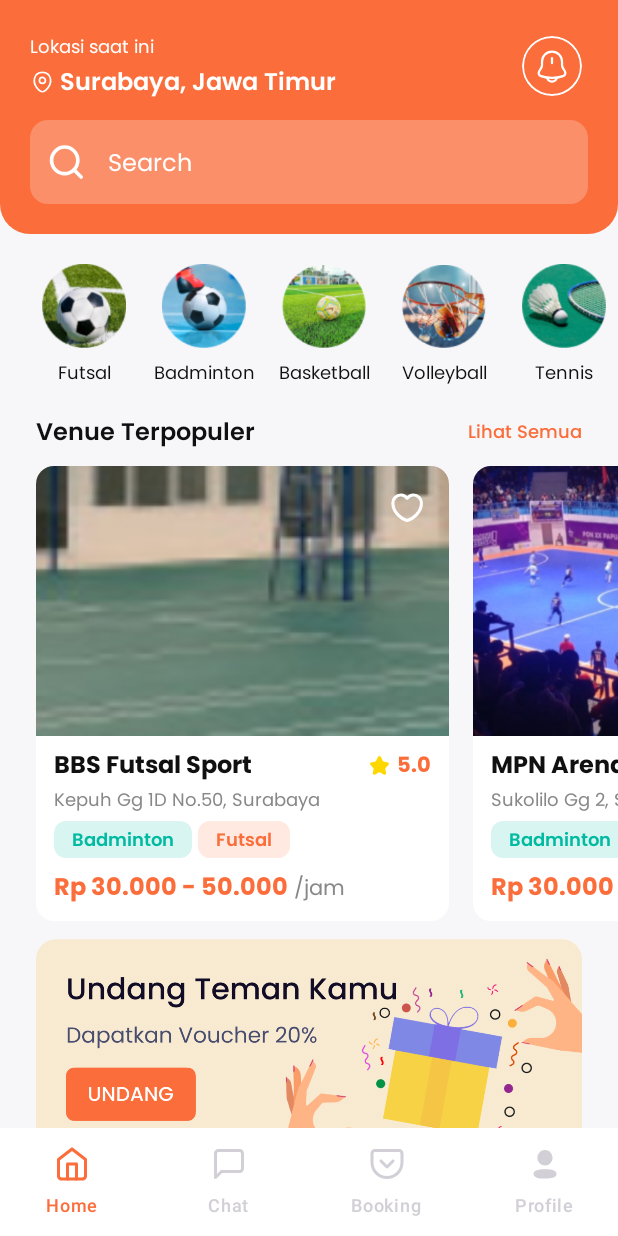
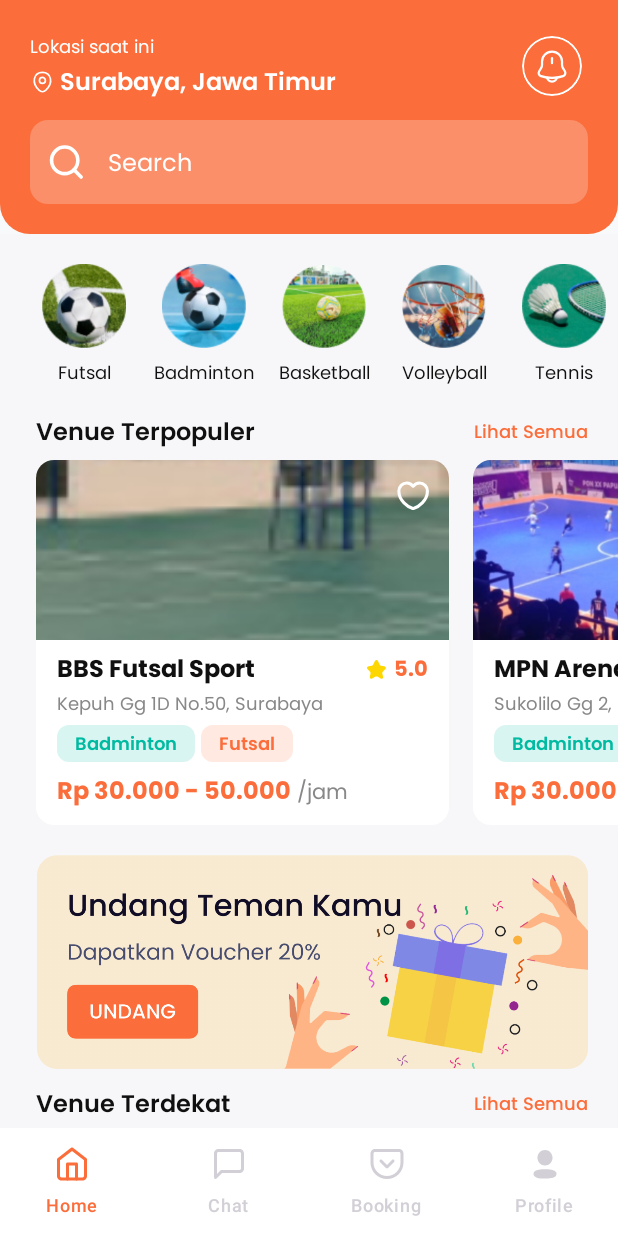
Before and after one commit to daf2a/arena-mobile-app-compose, an Android app built with Jetpack Compose: the HomeScreen screen opened through its navigation route, on a phone screen of 412 x 824 dp. Run offline under Robolectric (Android 15) with nearby library versions, the phone set to English and light mode, and no system bars.

Commit message:
style: padding fix

```diff
--- a/app/src/main/java/com/arena/ui/auth/LoginScreen.kt
+++ b/app/src/main/java/com/arena/ui/auth/LoginScreen.kt
@@ -90,14 +90,12 @@ fun LoginScreen(navController: NavHostController) {
                     Text(text = "Google")
                 }
             }
-            Spacer(modifier = Modifier.height(16.dp))
-            Spacer(modifier = Modifier.height(8.dp))
             Text(
                 text = "Or",
                 style = MaterialTheme.typography.bodyMedium,
                 textAlign = TextAlign.Center
             )
-            Spacer(modifier = Modifier.height(8.dp))
+            Spacer(modifier = Modifier.height(16.dp))
             TextField(
                 value = email,
                 onValueChange = { email = it },
--- a/app/src/main/java/com/arena/ui/auth/RegisterScreen.kt
+++ b/app/src/main/java/com/arena/ui/auth/RegisterScreen.kt
@@ -90,13 +90,12 @@ fun RegisterScreen(navController: NavHostController) {
                     Text(text = "Google")
                 }
             }
-            Spacer(modifier = Modifier.height(8.dp))
             Text(
                 text = "Or",
                 style = MaterialTheme.typography.bodyMedium,
                 textAlign = TextAlign.Center
             )
-            Spacer(modifier = Modifier.height(8.dp))
+            Spacer(modifier = Modifier.height(16.dp))
             TextField(
                 value = name,
                 onValueChange = { name = it },
--- a/app/src/main/java/com/arena/ui/user/UserHomeScreen.kt
+++ b/app/src/main/java/com/arena/ui/user/UserHomeScreen.kt
@@ -61,21 +61,27 @@ fun HomeScreen() {
     }
 
     Scaffold(
-        topBar = { HomeTopBar() },
         content = { paddingValues ->
-            LazyColumn(
-                modifier = Modifier
-                    .fillMaxSize()
-                    .background(Color(0xFFF7F7F9))
-                    .padding(paddingValues)
-                    .padding(start = 16.dp, top = 0.dp, bottom = 0.dp, end = 0.dp)
-            ) {
-                item { SportCategoriesRow(sportCategories) }
-                item { SectionHeader(title = "Venue Terpopuler") }
-                item { HorizontalVenueList(venues = popularVenues) }
-                item { InviteFriendBanner() }
-                item { SectionHeader(title = "Venue Terdekat") }
-                item { HorizontalVenueList(venues = nearbyVenues) }
+            LazyColumn {
+                item {
+                    HomeTopBar()
+                }
+                item {
+                    Column(
+                        modifier = Modifier
+                            .fillMaxSize()
+                            .background(Color(0xFFF7F7F9))
+                            .padding(paddingValues)
+                            .padding(start = 16.dp, top = 0.dp, bottom = 10.dp, end = 0.dp)
+                    ) {
+                        SportCategoriesRow(sportCategories)
+                        SectionHeader(title = "Venue Terpopuler")
+                        HorizontalVenueList(venues = popularVenues)
+                        InviteFriendBanner()
+                        SectionHeader(title = "Venue Terdekat")
+                        HorizontalVenueList(venues = nearbyVenues)
+                    }
+                }
             }
         },
         bottomBar = { HomeBottomNavigation(selectedTab = "home_screen", onTabSelected = { /* TODO: Handle tab selection */ }) }
@@ -89,7 +95,7 @@ fun InviteFriendBanner() {
         contentDescription = "Invite Friend",
         modifier = Modifier
             .fillMaxWidth()
-            .padding(start = 8.dp, top = 0.dp, bottom = 0.dp, end = 24.dp),
+            .padding(start = 8.dp, top = 12.dp, bottom = 12.dp, end = 20.dp),
         contentScale = ContentScale.Fit
     )
 }
@@ -183,7 +189,7 @@ fun SearchBar() {
 fun SportCategoriesRow(categories: List<SportCategory>) {
     LazyRow(
         modifier = Modifier
-            .padding(start = 0.dp, top = 20.dp, bottom = 0.dp, end = 0.dp),
+            .padding(start = 0.dp, top = 20.dp, bottom = 20.dp, end = 0.dp),
         horizontalArrangement = Arrangement.spacedBy(0.dp)
     ) {
         items(categories.size) { index ->
@@ -211,7 +217,7 @@ fun SectionHeader(title: String) {
     Row(
         modifier = Modifier
             .fillMaxWidth()
-            .padding(start = 8.dp, end = 24.dp, top = 20.dp),
+            .padding(start = 8.dp, end = 20.dp, top = 0.dp),
         horizontalArrangement = Arrangement.SpaceBetween,
         verticalAlignment = Alignment.CenterVertically
     ) {
@@ -239,7 +245,7 @@ fun VenueItem(venue: Venue) {
     Card(
         modifier = Modifier
             .width(275.dp)
-            .padding(vertical = 12.dp)
+            .padding(vertical = 8.dp)
             .clickable { /* TODO: Handle venue click */ },
         shape = RoundedCornerShape(12.dp),
         colors = CardDefaults.cardColors(containerColor = Color.White)
@@ -250,14 +256,14 @@ fun VenueItem(venue: Venue) {
                 contentDescription = venue.name,
                 modifier = Modifier
                     .fillMaxWidth()
-                    .height(180.dp),
+                    .height(120.dp),
                 contentScale = ContentScale.Crop
             )
             IconButton(
                 onClick = { isFavorite = !isFavorite },
                 modifier = Modifier
                     .align(Alignment.TopEnd)
-                    .padding(4.dp)
+                    .padding(0.dp)
             ) {
                 val iconRes = if (isFavorite) {
                     R.drawable.ic_favorite
@@ -272,7 +278,7 @@ fun VenueItem(venue: Venue) {
             }
         }
         Spacer(modifier = Modifier.height(8.dp))
-        Column(modifier = Modifier.padding(horizontal = 12.dp)) {
+        Column(modifier = Modifier.padding(horizontal = 14.dp)) {
             Row(
                 modifier = Modifier
                     .fillMaxWidth(),
--- a/app/src/main/res/drawable/ic_favorite.xml
+++ b/app/src/main/res/drawable/ic_favorite.xml
@@ -4,8 +4,12 @@
     android:viewportWidth="20"
     android:viewportHeight="21">
   <path
-      android:pathData="M10.517,17.687C10.233,17.787 9.767,17.787 9.483,17.687C7.067,16.862 1.666,13.421 1.666,7.587C1.666,5.012 3.741,2.929 6.3,2.929C7.817,2.929 9.158,3.662 10,4.796C10.842,3.662 12.191,2.929 13.7,2.929C16.258,2.929 18.333,5.012 18.333,7.587C18.333,13.421 12.933,16.862 10.517,17.687Z"
-      android:fillColor="#E74C3C"/>
+      android:strokeWidth="1"
+      android:pathData="M4.311,14.865C6.018,16.614 8.039,17.722 9.319,18.16C9.531,18.234 9.778,18.262 10,18.262C10.222,18.262 10.469,18.234 10.68,18.16C11.96,17.722 13.981,16.614 15.689,14.865C17.404,13.108 18.833,10.67 18.833,7.587C18.833,4.738 16.537,2.429 13.7,2.429C12.249,2.429 10.932,3.04 10,4.02C9.07,3.041 7.758,2.429 6.3,2.429C3.463,2.429 1.166,4.738 1.166,7.587C1.166,10.67 2.596,13.108 4.311,14.865Z"
+      android:strokeLineJoin="round"
+      android:fillColor="#E74C3C"
+      android:strokeColor="#ffffff"
+      android:strokeLineCap="round"/>
   <path
       android:pathData="M15.635,8.113C15.61,8.464 15.318,8.738 14.977,8.748C14.793,8.73 14.618,8.648 14.502,8.506C14.385,8.364 14.328,8.18 14.343,7.989V7.963C14.343,7.381 13.986,6.855 13.452,6.655C13.102,6.531 12.918,6.148 13.035,5.798C13.16,5.448 13.535,5.263 13.877,5.381C14.953,5.789 15.66,6.847 15.635,8.014V8.113Z"
       android:fillColor="#ffffff"/>
```
